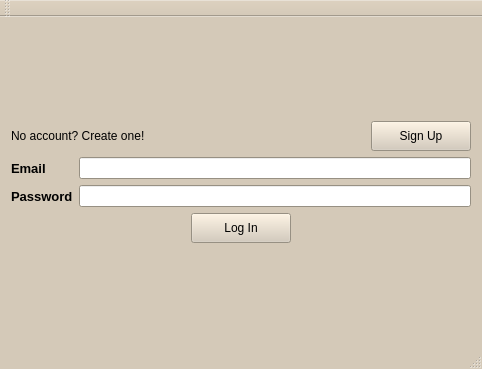
Old version of the form src/qt/forms/mainwindow.ui in the repository HTHcoin/helpthehomelesscoin.
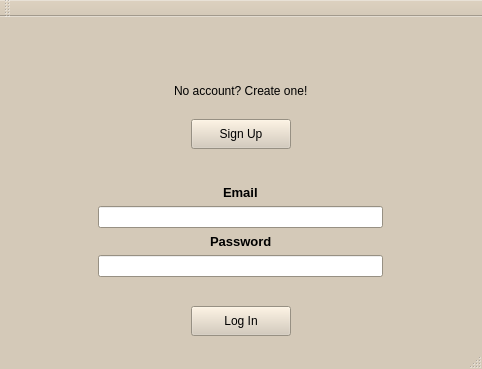
New version of the form.

Patch:
```diff
--- a/src/qt/forms/mainwindow.ui
+++ b/src/qt/forms/mainwindow.ui
@@ -431,17 +431,50 @@
   <widget class="QWidget" name="centralWidget">
    <layout class="QGridLayout" name="gridLayout">
     <item row="0" column="0">
-     <layout class="QVBoxLayout" name="verticalLayout_4">
+     <layout class="QVBoxLayout" name="verticalLayout_2">
       <item>
-       <layout class="QHBoxLayout" name="horizontalLayout_2">
-        <item>
+       <spacer name="verticalSpacer_4">
+        <property name="orientation">
+         <enum>Qt::Vertical</enum>
+        </property>
+        <property name="sizeHint" stdset="0">
+         <size>
+          <width>20</width>
+          <height>40</height>
+         </size>
+        </property>
+       </spacer>
+      </item>
+      <item alignment="Qt::AlignHCenter">
          <widget class="QLabel" name="signUpLabel">
+        <property name="sizePolicy">
+         <sizepolicy hsizetype="Fixed" vsizetype="Fixed">
+          <horstretch>0</horstretch>
+          <verstretch>0</verstretch>
+         </sizepolicy>
+        </property>
           <property name="text">
            <string>No account? Create one!</string>
           </property>
          </widget>
         </item>
         <item>
+       <spacer name="verticalSpacer_3">
+        <property name="orientation">
+         <enum>Qt::Vertical</enum>
+        </property>
+        <property name="sizeType">
+         <enum>QSizePolicy::Fixed</enum>
+        </property>
+        <property name="sizeHint" stdset="0">
+         <size>
+          <width>20</width>
+          <height>15</height>
+         </size>
+        </property>
+       </spacer>
+      </item>
+      <item alignment="Qt::AlignHCenter">
          <widget class="QPushButton" name="signUpButton">
           <property name="sizePolicy">
            <sizepolicy hsizetype="Fixed" vsizetype="Fixed">
@@ -465,13 +498,15 @@
         </item>
        </layout>
       </item>
+    <item row="2" column="0">
+     <layout class="QVBoxLayout" name="verticalLayout_4">
       <item>
        <layout class="QVBoxLayout" name="verticalLayout_3">
         <item>
          <layout class="QHBoxLayout" name="horizontalLayout">
           <item>
-           <layout class="QVBoxLayout" name="verticalLayout_2">
-            <item>
+           <layout class="QVBoxLayout" name="verticalLayout">
+            <item alignment="Qt::AlignHCenter">
              <widget class="QLabel" name="txtMail">
               <property name="font">
                <font>
@@ -485,7 +520,29 @@
               </property>
              </widget>
             </item>
-            <item>
+            <item alignment="Qt::AlignHCenter">
+             <widget class="QLineEdit" name="txtUserMail">
+              <property name="sizePolicy">
+               <sizepolicy hsizetype="Fixed" vsizetype="Fixed">
+                <horstretch>0</horstretch>
+                <verstretch>0</verstretch>
+               </sizepolicy>
+              </property>
+              <property name="minimumSize">
+               <size>
+                <width>285</width>
+                <height>0</height>
+               </size>
+              </property>
+              <property name="maximumSize">
+               <size>
+                <width>285</width>
+                <height>16777215</height>
+               </size>
+              </property>
+             </widget>
+            </item>
+            <item alignment="Qt::AlignHCenter">
              <widget class="QLabel" name="passwordLabel">
               <property name="font">
                <font>
@@ -499,15 +556,20 @@
               </property>
              </widget>
             </item>
-           </layout>
-          </item>
-          <item>
-           <layout class="QVBoxLayout" name="verticalLayout">
-            <item>
-             <widget class="QLineEdit" name="txtUserMail"/>
-            </item>
-            <item>
+            <item alignment="Qt::AlignHCenter">
              <widget class="QLineEdit" name="txtPassword">
+              <property name="minimumSize">
+               <size>
+                <width>285</width>
+                <height>0</height>
+               </size>
+              </property>
+              <property name="maximumSize">
+               <size>
+                <width>285</width>
+                <height>16777215</height>
+               </size>
+              </property>
               <property name="echoMode">
                <enum>QLineEdit::Password</enum>
               </property>
@@ -517,6 +579,22 @@
           </item>
          </layout>
         </item>
+        <item>
+         <spacer name="verticalSpacer">
+          <property name="orientation">
+           <enum>Qt::Vertical</enum>
+          </property>
+          <property name="sizeType">
+           <enum>QSizePolicy::Fixed</enum>
+          </property>
+          <property name="sizeHint" stdset="0">
+           <size>
+            <width>20</width>
+            <height>23</height>
+           </size>
+          </property>
+         </spacer>
+        </item>
         <item alignment="Qt::AlignHCenter">
          <widget class="QPushButton" name="logInButton">
           <property name="sizePolicy">
@@ -543,6 +621,22 @@
       </item>
      </layout>
     </item>
+    <item row="1" column="0">
+     <spacer name="verticalSpacer_2">
+      <property name="orientation">
+       <enum>Qt::Vertical</enum>
+      </property>
+      <property name="sizeType">
+       <enum>QSizePolicy::Fixed</enum>
+      </property>
+      <property name="sizeHint" stdset="0">
+       <size>
+        <width>20</width>
+        <height>30</height>
+       </size>
+      </property>
+     </spacer>
+    </item>
    </layout>
   </widget>
   <widget class="QMenuBar" name="menuBar">
```
Lines whose indentation alone changed are shown as unchanged.
